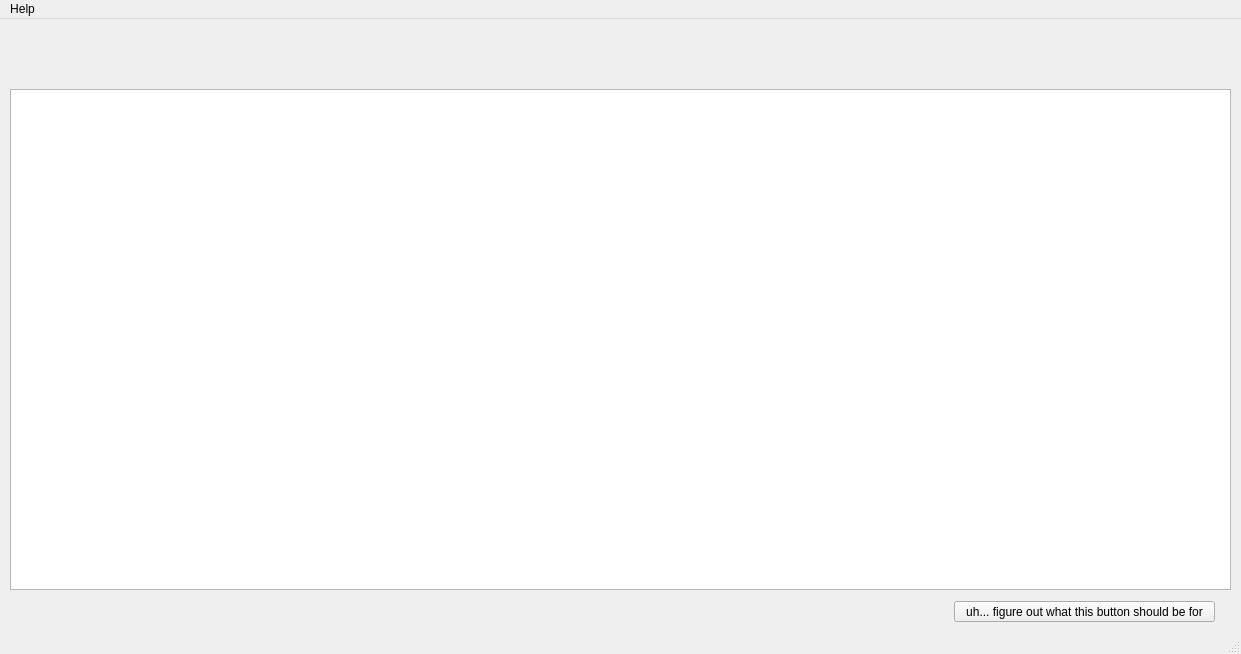
Old version of the form mainwindow.ui in the repository rcatalasan/NFL-Pamphlet.
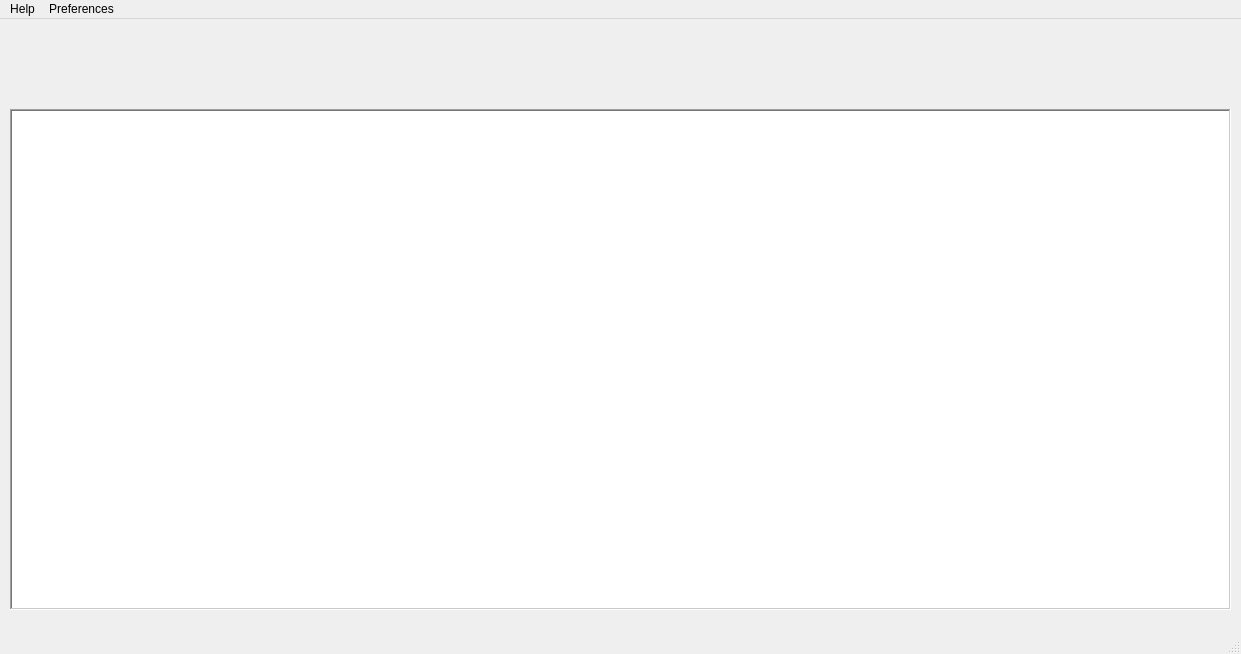
New version of the form. Icons and pictures are not drawn.

```diff
--- a/mainwindow.ui
+++ b/mainwindow.ui
@@ -34,30 +34,73 @@
   <property name="windowOpacity">
    <double>1.000000000000000</double>
   </property>
+  <property name="autoFillBackground">
+   <bool>false</bool>
+  </property>
+  <property name="styleSheet">
+   <string notr="true"/>
+  </property>
+  <property name="iconSize">
+   <size>
+    <width>16</width>
+    <height>16</height>
+   </size>
+  </property>
   <widget class="QWidget" name="centralwidget">
    <widget class="QTableWidget" name="tableWidget">
     <property name="geometry">
      <rect>
       <x>10</x>
-      <y>70</y>
+      <y>90</y>
       <width>1221</width>
       <height>501</height>
      </rect>
     </property>
+    <property name="styleSheet">
+     <string notr="true"/>
+    </property>
+    <property name="frameShape">
+     <enum>QFrame::WinPanel</enum>
+    </property>
+    <property name="showGrid">
+     <bool>true</bool>
+    </property>
+    <property name="gridStyle">
+     <enum>Qt::SolidLine</enum>
+    </property>
    </widget>
-   <widget class="QPushButton" name="pushButton">
+   <widget class="QLabel" name="NFLPicture">
     <property name="geometry">
      <rect>
-      <x>954</x>
-      <y>582</y>
-      <width>261</width>
-      <height>21</height>
+      <x>340</x>
+      <y>-10</y>
+      <width>511</width>
+      <height>91</height>
      </rect>
     </property>
     <property name="text">
-     <string>uh... figure out what this button should be for</string>
+     <string>&lt;html&gt;&lt;head/&gt;&lt;body&gt;&lt;p&gt;&lt;img src=&quot;:/new/prefix1/imgs/nfl pamphlet.png&quot;/&gt;&lt;/p&gt;&lt;/body&gt;&lt;/html&gt;</string>
     </property>
    </widget>
+   <widget class="QLabel" name="NFLPamphletDark">
+    <property name="enabled">
+     <bool>true</bool>
+    </property>
+    <property name="geometry">
+     <rect>
+      <x>310</x>
+      <y>-5</y>
+      <width>601</width>
+      <height>77</height>
+     </rect>
+    </property>
+    <property name="text">
+     <string>&lt;html&gt;&lt;head/&gt;&lt;body&gt;&lt;p&gt;&lt;img src=&quot;:/new/prefix1/imgs/nflpamphletdark.png&quot;/&gt;&lt;/p&gt;&lt;/body&gt;&lt;/html&gt;</string>
+    </property>
+   </widget>
+   <zorder>NFLPamphletDark</zorder>
+   <zorder>tableWidget</zorder>
+   <zorder>NFLPicture</zorder>
   </widget>
   <widget class="QMenuBar" name="menubar">
    <property name="geometry">
@@ -68,14 +111,34 @@
      <height>21</height>
     </rect>
    </property>
-   <widget class="QMenu" name="menuA">
+   <property name="styleSheet">
+    <string notr="true"/>
+   </property>
+   <widget class="QMenu" name="menuHelp">
     <property name="title">
      <string>Help</string>
     </property>
     <addaction name="actionHelp"/>
     <addaction name="actionContactUs"/>
    </widget>
-   <addaction name="menuA"/>
+   <widget class="QMenu" name="menuPreferences">
+    <property name="title">
+     <string>Preferences</string>
+    </property>
+    <widget class="QMenu" name="menuTheme">
+     <property name="contextMenuPolicy">
+      <enum>Qt::NoContextMenu</enum>
+     </property>
+     <property name="title">
+      <string>Theme</string>
+     </property>
+     <addaction name="actionLight_Mode"/>
+     <addaction name="actionDark_Mode"/>
+    </widget>
+    <addaction name="menuTheme"/>
+   </widget>
+   <addaction name="menuHelp"/>
+   <addaction name="menuPreferences"/>
   </widget>
   <widget class="QStatusBar" name="statusbar"/>
   <action name="actionContact">
```
Left out of the diff: 27 changed lines with no effect on the pictures.
